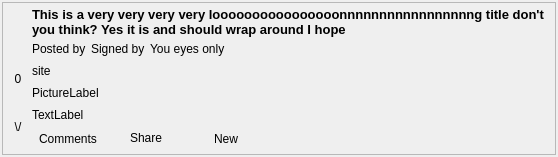
Before: the Qt Designer form retroshare-gui/src/gui/Posted/BoardPostDisplayWidget_card.ui in RetroShare/RetroShare, drawn with Qt 5.
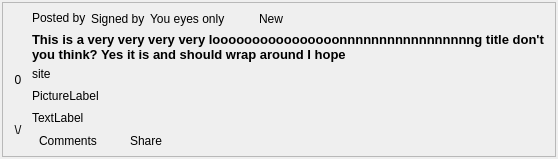
After: the same form once the commit is applied. Icons and pictures are not drawn. Custom widgets are drawn as their Qt base class.

Commit message: Look the Card View more like reddits one & fix some default stylsheets

```diff
--- a/retroshare-gui/src/gui/Posted/BoardPostDisplayWidget_card.ui
+++ b/retroshare-gui/src/gui/Posted/BoardPostDisplayWidget_card.ui
@@ -89,7 +89,20 @@
          <number>2</number>
         </property>
         <item>
+         <widget class="QFrame" name="voteFrame">
          <layout class="QVBoxLayout" name="arrowsLayout">
+           <property name="leftMargin">
+            <number>0</number>
+           </property>
+           <property name="topMargin">
+            <number>0</number>
+           </property>
+           <property name="rightMargin">
+            <number>0</number>
+           </property>
+           <property name="bottomMargin">
+            <number>0</number>
+           </property>
           <item>
            <widget class="QToolButton" name="voteUpButton">
             <property name="sizePolicy">
@@ -161,42 +174,10 @@
            </widget>
           </item>
          </layout>
+         </widget>
         </item>
         <item>
          <layout class="QVBoxLayout" name="verticalLayout">
-          <item>
-           <widget class="StyledLabel" name="titleLabel">
-            <property name="sizePolicy">
-             <sizepolicy hsizetype="Preferred" vsizetype="Preferred">
-              <horstretch>0</horstretch>
-              <verstretch>0</verstretch>
-             </sizepolicy>
-            </property>
-            <property name="font">
-             <font>
-              <family>Arial</family>
-              <pointsize>10</pointsize>
-              <weight>75</weight>
-              <bold>true</bold>
-             </font>
-            </property>
-            <property name="text">
-             <string notr="true">This is a very very very very loooooooooooooooonnnnnnnnnnnnnnnnng title don't you think? Yes it is and should wrap around I hope</string>
-            </property>
-            <property name="alignment">
-             <set>Qt::AlignLeading|Qt::AlignLeft|Qt::AlignTop</set>
-            </property>
-            <property name="wordWrap">
-             <bool>true</bool>
-            </property>
-            <property name="openExternalLinks">
-             <bool>true</bool>
-            </property>
-            <property name="textInteractionFlags">
-             <set>Qt::LinksAccessibleByMouse|Qt::TextSelectableByMouse</set>
-            </property>
-           </widget>
-          </item>
           <item>
            <layout class="QHBoxLayout" name="horizontalLayout_2">
             <property name="spacing">
@@ -259,6 +240,42 @@
               </property>
              </widget>
             </item>
+            <item>
+             <widget class="QToolButton" name="readButton">
+              <property name="maximumSize">
+               <size>
+                <width>24</width>
+                <height>16777215</height>
+               </size>
+              </property>
+              <property name="focusPolicy">
+               <enum>Qt::NoFocus</enum>
+              </property>
+              <property name="toolTip">
+               <string>Toggle Message Read Status</string>
+              </property>
+              <property name="icon">
+               <iconset resource="../images.qrc">
+                <normaloff>:/images/message-state-unread.png</normaloff>:/images/message-state-unread.png</iconset>
+              </property>
+              <property name="checkable">
+               <bool>false</bool>
+              </property>
+              <property name="checked">
+               <bool>false</bool>
+              </property>
+              <property name="autoRaise">
+               <bool>true</bool>
+              </property>
+             </widget>
+            </item>
+            <item>
+             <widget class="QLabel" name="newLabel">
+              <property name="text">
+               <string>New</string>
+              </property>
+             </widget>
+            </item>
             <item>
              <spacer name="horizontalSpacer_4">
               <property name="orientation">
@@ -277,6 +294,39 @@
             </item>
            </layout>
           </item>
+          <item>
+           <widget class="StyledLabel" name="titleLabel">
+            <property name="sizePolicy">
+             <sizepolicy hsizetype="Preferred" vsizetype="Preferred">
+              <horstretch>0</horstretch>
+              <verstretch>0</verstretch>
+             </sizepolicy>
+            </property>
+            <property name="font">
+             <font>
+              <family>Arial</family>
+              <pointsize>10</pointsize>
+              <weight>75</weight>
+              <bold>true</bold>
+             </font>
+            </property>
+            <property name="text">
+             <string notr="true">This is a very very very very loooooooooooooooonnnnnnnnnnnnnnnnng title don't you think? Yes it is and should wrap around I hope</string>
+            </property>
+            <property name="alignment">
+             <set>Qt::AlignLeading|Qt::AlignLeft|Qt::AlignTop</set>
+            </property>
+            <property name="wordWrap">
+             <bool>true</bool>
+            </property>
+            <property name="openExternalLinks">
+             <bool>true</bool>
+            </property>
+            <property name="textInteractionFlags">
+             <set>Qt::LinksAccessibleByMouse|Qt::TextSelectableByMouse</set>
+            </property>
+           </widget>
+          </item>
           <item>
            <widget class="QLabel" name="siteLabel">
             <property name="sizePolicy">
@@ -369,42 +419,6 @@
               </property>
              </widget>
             </item>
-            <item>
-             <widget class="QToolButton" name="readButton">
-              <property name="maximumSize">
-               <size>
-                <width>24</width>
-                <height>16777215</height>
-               </size>
-              </property>
-              <property name="focusPolicy">
-               <enum>Qt::NoFocus</enum>
-              </property>
-              <property name="toolTip">
-               <string>Toggle Message Read Status</string>
-              </property>
-              <property name="icon">
-               <iconset resource="../images.qrc">
-                <normaloff>:/images/message-state-unread.png</normaloff>:/images/message-state-unread.png</iconset>
-              </property>
-              <property name="checkable">
-               <bool>false</bool>
-              </property>
-              <property name="checked">
-               <bool>false</bool>
-              </property>
-              <property name="autoRaise">
-               <bool>true</bool>
-              </property>
-             </widget>
-            </item>
-            <item>
-             <widget class="QLabel" name="newLabel">
-              <property name="text">
-               <string>New</string>
-              </property>
-             </widget>
-            </item>
             <item>
              <spacer name="horizontalSpacer_2">
               <property name="orientation">
```
Lines whose indentation alone changed are shown as unchanged. The commit also changes 1 other file.
